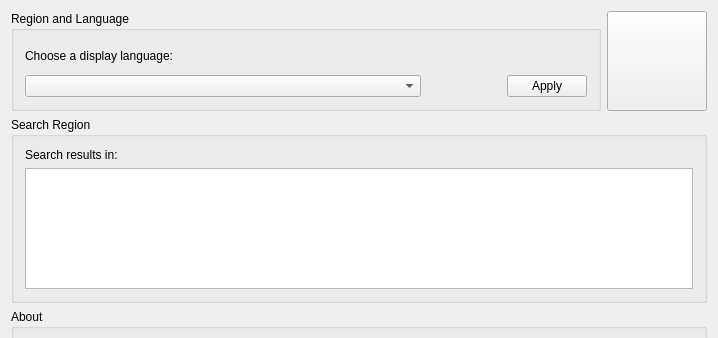
The window that trunk/Bingo/ui/settingwidget.ui (ohio813/bingo-file-search) describes before a commit, drawn with Qt 5; both pictures show x 0 to 718 and y 0 to 338 of the 718 by 487 pixel window.
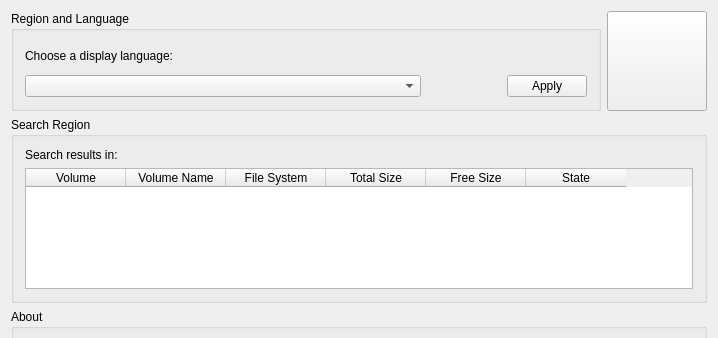
The same window after the commit. Icons and pictures are not drawn.

Diff of the .ui file:
```diff
--- a/trunk/Bingo/ui/settingwidget.ui
+++ b/trunk/Bingo/ui/settingwidget.ui
@@ -157,7 +157,44 @@
          </widget>
         </item>
         <item>
-         <widget class="QTableWidget" name="tableWidget"/>
+         <widget class="QTableWidget" name="tableWidget">
+          <property name="editTriggers">
+           <set>QAbstractItemView::NoEditTriggers</set>
+          </property>
+          <attribute name="verticalHeaderVisible">
+           <bool>false</bool>
+          </attribute>
+          <column>
+           <property name="text">
+            <string>Volume</string>
+           </property>
+          </column>
+          <column>
+           <property name="text">
+            <string>Volume Name</string>
+           </property>
+          </column>
+          <column>
+           <property name="text">
+            <string>File System</string>
+           </property>
+          </column>
+          <column>
+           <property name="text">
+            <string>Total Size</string>
+           </property>
+          </column>
+          <column>
+           <property name="text">
+            <string>Free Size</string>
+           </property>
+          </column>
+          <column>
+           <property name="text">
+            <string>State</string>
+           </property>
+          </column>
+         </widget>
         </item>
        </layout>
       </item>
```
